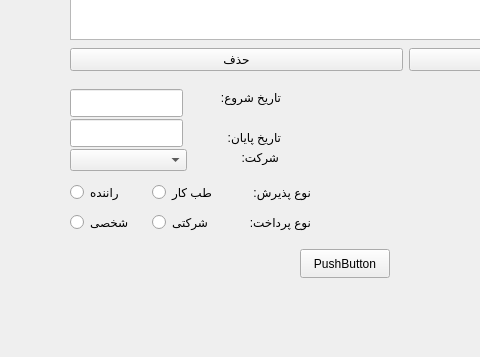
This is menu.ui in BehnamYousefiSheikhRobat/newest as Qt 5 draws it before an edit; both pictures show x 0 to 480 and y 421 to 778 of the 1080 by 778 pixel window. The edited form follows.
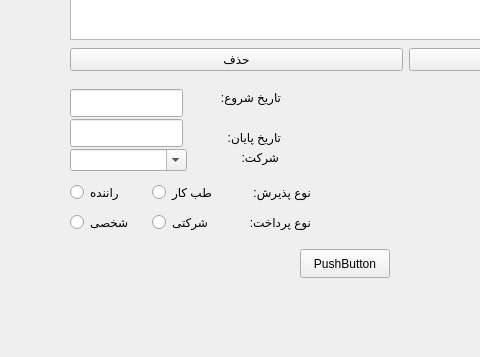
This is the edited form.

What changed in the file:
```diff
--- a/menu.ui
+++ b/menu.ui
@@ -851,6 +851,9 @@
       <height>22</height>
      </rect>
     </property>
+    <property name="editable">
+     <bool>true</bool>
+    </property>
    </widget>
    <widget class="QWidget" name="layoutWidget_2">
     <property name="geometry">
@@ -941,7 +944,7 @@
      </rect>
     </property>
    </widget>
-   <widget class="QWidget" name="">
+   <widget class="QWidget" name="layoutWidget">
     <property name="geometry">
      <rect>
       <x>770</x>
```
Left out of the diff: 6 changed lines with no effect on the pictures.
